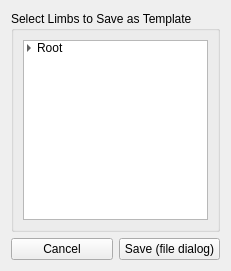
Qt form _REF/Mockup_UI/PFRS_Save_Templates.ui (TPayneExperience/TrevorPaynes_RigAndAnimSuite) before a commit.
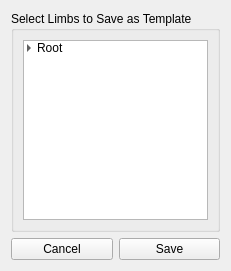
The same form after that commit.

Patch:
```diff
--- a/_REF/Mockup_UI/PFRS_Save_Templates.ui
+++ b/_REF/Mockup_UI/PFRS_Save_Templates.ui
@@ -118,7 +118,7 @@
        <item>
         <widget class="QPushButton" name="pushButton">
          <property name="text">
-          <string>Save (file dialog)</string>
+          <string>Save</string>
          </property>
         </widget>
        </item>
```
